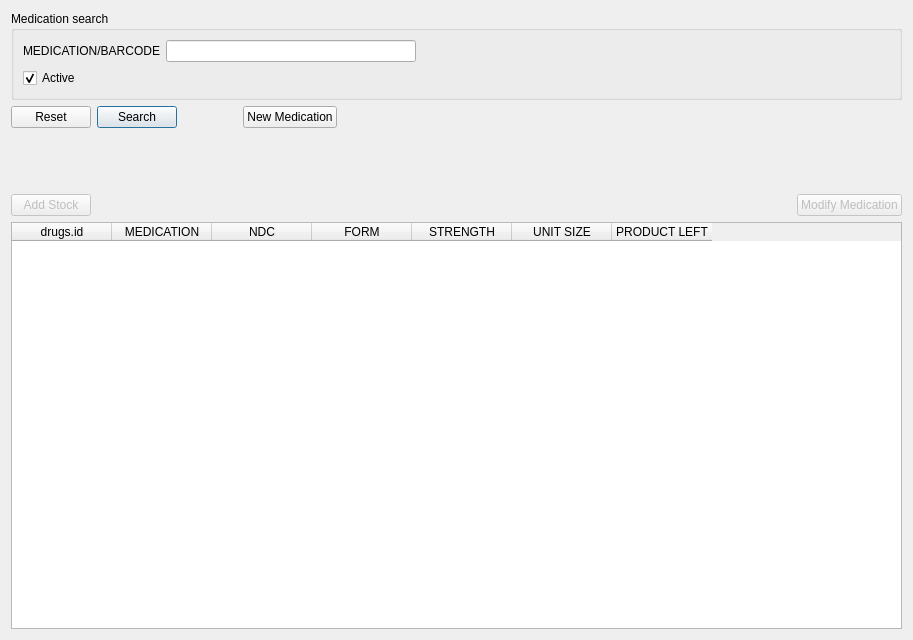
kyledevans/Medicine-Track, file src/formularyframe.ui: the form before one commit.
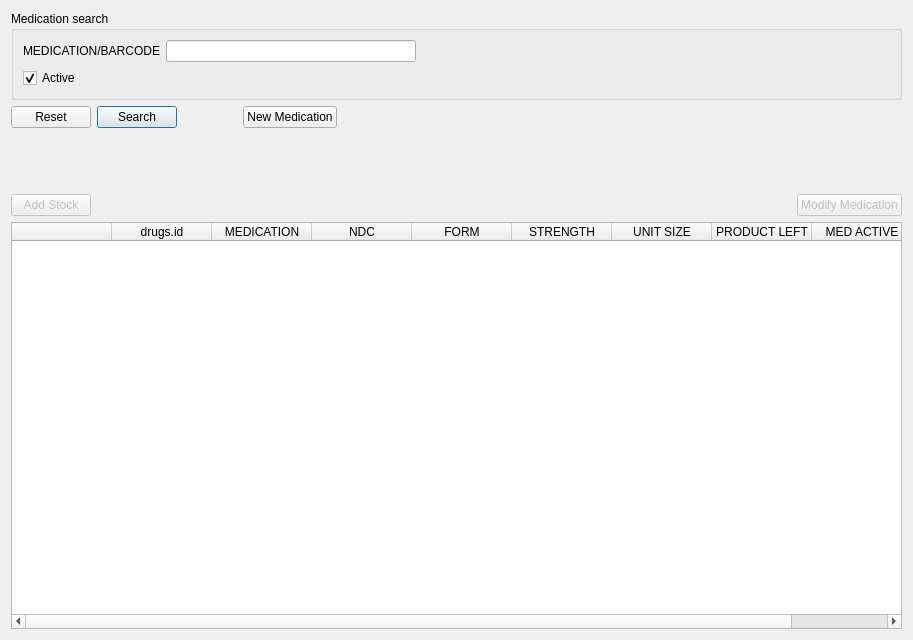
The form after the commit. Custom widgets are drawn as their Qt base class.

```diff
--- a/src/formularyframe.ui
+++ b/src/formularyframe.ui
@@ -227,14 +227,19 @@
       <bool>true</bool>
      </property>
      <property name="columnCount">
-      <number>7</number>
+      <number>9</number>
      </property>
      <attribute name="horizontalHeaderHighlightSections">
       <bool>false</bool>
      </attribute>
-     <attribute name="horizontalHeaderMinimumSectionSize">
-      <number>100</number>
+     <attribute name="verticalHeaderVisible">
+      <bool>false</bool>
      </attribute>
+     <column>
+      <property name="text">
+       <string/>
+      </property>
+     </column>
      <column>
       <property name="text">
        <string>drugs.id</string>
@@ -288,6 +293,14 @@
        <string comment="PRODUCT LEFT DISPLAY TOOLTIP">PRODUCT LEFT</string>
       </property>
      </column>
+     <column>
+      <property name="text">
+       <string comment="MED ACTIVE DISPLAY LABEL">MED ACTIVE</string>
+      </property>
+      <property name="toolTip">
+       <string comment="MED ACTIVE DISPLAY TOOLTIP">MED ACTIVE</string>
+      </property>
+     </column>
     </widget>
    </item>
   </layout>
@@ -332,6 +345,13 @@
    </property>
   </action>
  </widget>
+ <customwidgets>
+  <customwidget>
+   <class>DisplayTable</class>
+   <extends>QTableWidget</extends>
+   <header>displaytable.h</header>
+  </customwidget>
+ </customwidgets>
  <resources/>
  <connections>
   <connection>
```
Left out of the diff: 2 changed lines with no effect on the pictures.
